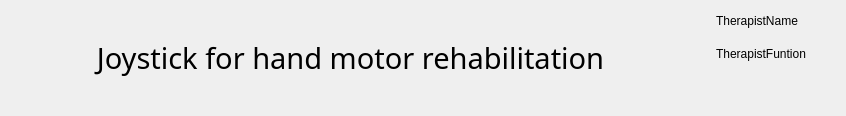
Above: ui/ui_files/title_widget.ui from JPCassimiro/JHMR before the change. Below: the same form after it.
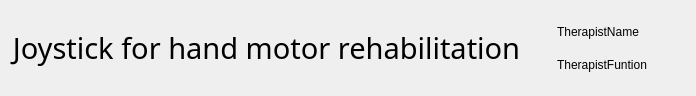
That is the form after the change. Icons and pictures are not drawn. Custom widgets are drawn as their Qt base class.

```diff
--- a/ui/ui_files/title_widget.ui
+++ b/ui/ui_files/title_widget.ui
@@ -6,14 +6,14 @@
    <rect>
     <x>0</x>
     <y>0</y>
-    <width>846</width>
-    <height>116</height>
+    <width>696</width>
+    <height>96</height>
    </rect>
   </property>
   <property name="windowTitle">
    <string>Form</string>
   </property>
-  <layout class="QGridLayout" name="gridLayout" rowstretch="0" columnstretch="2,0">
+  <layout class="QGridLayout" name="gridLayout" rowstretch="0" columnstretch="2,0,0">
    <property name="leftMargin">
     <number>0</number>
    </property>
@@ -26,55 +26,38 @@
    <property name="bottomMargin">
     <number>0</number>
    </property>
-   <item row="0" column="0">
-    <widget class="QWidget" name="softwareTitleContainer" native="true">
-     <layout class="QGridLayout" name="gridLayout_3">
-      <item row="0" column="0">
-       <widget class="QLabel" name="softwateTitle">
-        <property name="font">
-         <font>
-          <family>Franklin Gothic</family>
-          <pointsize>22</pointsize>
-          <bold>false</bold>
-         </font>
-        </property>
-        <property name="text">
-         <string>Joystick for hand motor rehabilitation</string>
-        </property>
-        <property name="alignment">
-         <set>Qt::AlignmentFlag::AlignCenter</set>
-        </property>
-       </widget>
-      </item>
-     </layout>
-    </widget>
-   </item>
    <item row="0" column="1">
+    <widget class="QWidget" name="therapistContainer" native="true">
+     <layout class="QGridLayout" name="gridLayout_4">
+      <item row="0" column="0">
     <widget class="QWidget" name="terapistInfoContainer" native="true">
-     <layout class="QFormLayout" name="formLayout">
-      <item row="0" column="0">
-       <widget class="QLabel" name="terapistName">
+        <layout class="QVBoxLayout" name="verticalLayout">
+         <item>
+          <widget class="QLabel" name="therapistName">
         <property name="text">
          <string>TherapistName</string>
         </property>
        </widget>
       </item>
-      <item row="1" column="0">
-       <widget class="QLabel" name="terapistRole">
+         <item>
+          <widget class="QLabel" name="therapistRole">
         <property name="text">
          <string>TherapistFuntion</string>
         </property>
        </widget>
       </item>
+        </layout>
+       </widget>
+      </item>
       <item row="0" column="1">
        <widget class="QWidget" name="terapistImageContainer" native="true">
         <layout class="QHBoxLayout" name="horizontalLayout">
          <item>
-          <widget class="QLabel" name="terapistImage">
+          <widget class="RoundedImageLabel" name="therapistImage">
            <property name="maximumSize">
             <size>
-             <width>40</width>
-             <height>40</height>
+             <width>60</width>
+             <height>60</height>
             </size>
            </property>
            <property name="text">
@@ -94,8 +77,38 @@
      </layout>
     </widget>
    </item>
-  </layout>
- </widget>
+   <item row="0" column="0">
+    <widget class="QWidget" name="softwareTitleContainer" native="true">
+     <layout class="QGridLayout" name="gridLayout_3">
+      <item row="0" column="0">
+       <widget class="QLabel" name="softwateTitle">
+        <property name="font">
+         <font>
+          <family>Franklin Gothic</family>
+          <pointsize>22</pointsize>
+          <bold>false</bold>
+         </font>
+        </property>
+        <property name="text">
+         <string>Joystick for hand motor rehabilitation</string>
+        </property>
+        <property name="alignment">
+         <set>Qt::AlignmentFlag::AlignCenter</set>
+        </property>
+       </widget>
+      </item>
+     </layout>
+    </widget>
+   </item>
+  </layout>
+ </widget>
+ <customwidgets>
+  <customwidget>
+   <class>RoundedImageLabel</class>
+   <extends>QLabel</extends>
+   <header>roundedimagelabel.h</header>
+  </customwidget>
+ </customwidgets>
  <resources/>
  <connections/>
 </ui>
```
Left out of the diff: 2 changed lines with no effect on the pictures. Lines whose indentation alone changed are shown as unchanged.
